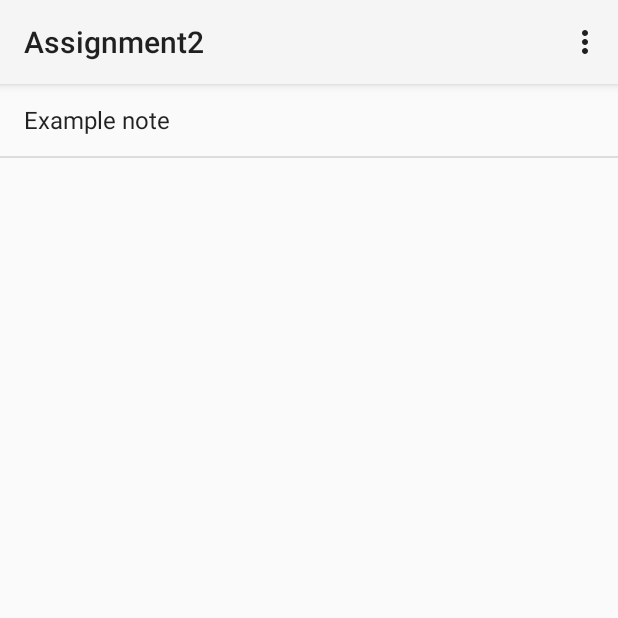
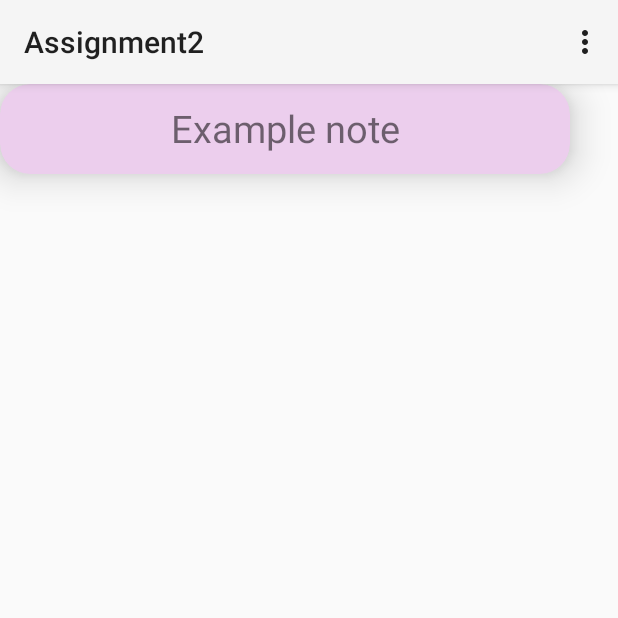
Before and after one commit to skyfoojs/Todo-List-Android-Studio, an Android app: the screen it shows after launch (MainActivity), on a phone screen of 412 x 824 dp, the top half of it. Run offline under Robolectric (Android 15) with nearby library versions, the phone set to English and light mode, and no system bars.

Commit message:
Added CardView to the Main Activity

```diff
--- a/app/src/main/java/com/example/assignment2/MainActivity.java
+++ b/app/src/main/java/com/example/assignment2/MainActivity.java
@@ -100,7 +100,7 @@ public class MainActivity extends AppCompatActivity {
         // notes array list --> array adapter --> list view
         // list view cannot read data directly from arraylist , need array adapter
         arrayAdapter = new ArrayAdapter
-                (this, android.R.layout.simple_list_item_1, notes);
+                (this, R.layout.list_item, R.id.textView, notes);
 
         listView.setAdapter(arrayAdapter);
 
--- a/app/src/main/res/layout/activity_main.xml
+++ b/app/src/main/res/layout/activity_main.xml
@@ -13,6 +13,9 @@
         android:layout_height="match_parent"
         android:layout_alignParentTop="true"
         android:layout_alignParentEnd="true"
-        android:id="@+id/listView" />
+        android:id="@+id/listView"
+        tools:listitem="@layout/list_item"
+        android:dividerHeight="10.0sp"
+        android:divider="@android:color/transparent"/>
 
 </androidx.constraintlayout.widget.ConstraintLayout>
--- /dev/null
+++ b/app/src/main/res/layout/list_item.xml
@@ -0,0 +1,30 @@
+<?xml version="1.0" encoding="utf-8"?>
+<androidx.cardview.widget.CardView xmlns:android="http://schemas.android.com/apk/res/android"
+    android:layout_width="380dp"
+    android:layout_height="60dp"
+    xmlns:app="http://schemas.android.com/apk/res-auto"
+    android:layout_marginStart="12dp"
+    android:layout_marginEnd="12dp"
+    android:layout_marginVertical="10dp"
+    android:layout_marginHorizontal="10dp"
+    app:cardElevation="15dp"
+    android:backgroundTint="#ECCEED"
+    app:cardCornerRadius="20dp"
+    android:layout_centerVertical="true">
+
+    <RelativeLayout
+        android:layout_width="match_parent"
+        android:layout_height="wrap_content"
+        android:layout_gravity="center">
+
+        <TextView
+            android:layout_width="300dp"
+            android:layout_height="50dp"
+            android:gravity="center"
+            android:layout_centerHorizontal="true"
+            android:text="GHeloo"
+            android:textSize="25sp"
+            android:id="@+id/textView"
+            android:textAlignment="center"/>
+    </RelativeLayout>
+</androidx.cardview.widget.CardView>
```
